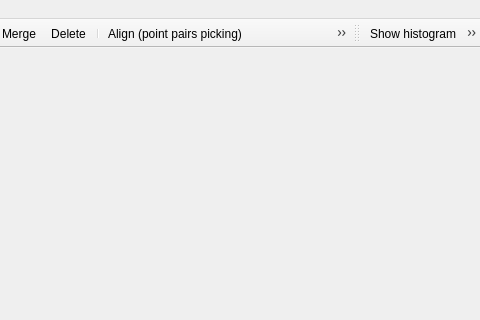
Above: qCC/ui_templates/mainWindow.ui from CloudCompare/CloudCompare before the change; both pictures show x 548 to 1028 and y 0 to 320 of the 1028 by 777 pixel window. Below: the same form after it.
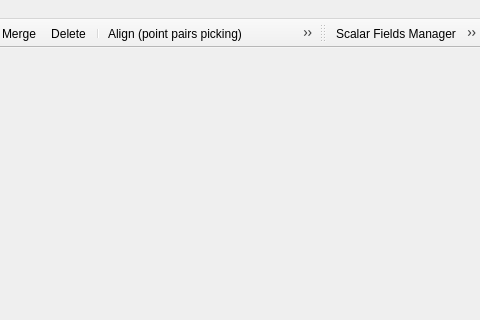
That is the form after the change. Icons and pictures are not drawn. Custom widgets are drawn as their Qt base class.

Commit message: scalar fields manager dialog

Diff of the .ui file:
```diff
--- a/qCC/ui_templates/mainWindow.ui
+++ b/qCC/ui_templates/mainWindow.ui
@@ -756,6 +756,7 @@
    <attribute name="toolBarBreak">
     <bool>false</bool>
    </attribute>
+   <addaction name="actionOpenSFManager"/>
    <addaction name="actionShowHistogram"/>
    <addaction name="actionComputeStatParams"/>
    <addaction name="actionFilterByValue"/>
@@ -1203,6 +1204,15 @@
     <string>Translate/Rotate</string>
    </property>
   </action>
+  <action name="actionOpenSFManager">
+   <property name="icon">
+    <iconset resource="../icons.qrc">
+     <normaloff>:/CC/images/ccSFManager.png</normaloff>:/CC/images/ccSFManager.png</iconset>
+   </property>
+   <property name="text">
+    <string>Scalar Fields Manager</string>
+   </property>
+  </action>
   <action name="actionShowHistogram">
    <property name="icon">
     <iconset resource="../icons.qrc">
```
Left out of the diff: 2 changed lines with no effect on the pictures. The commit also changes 7 other files.
